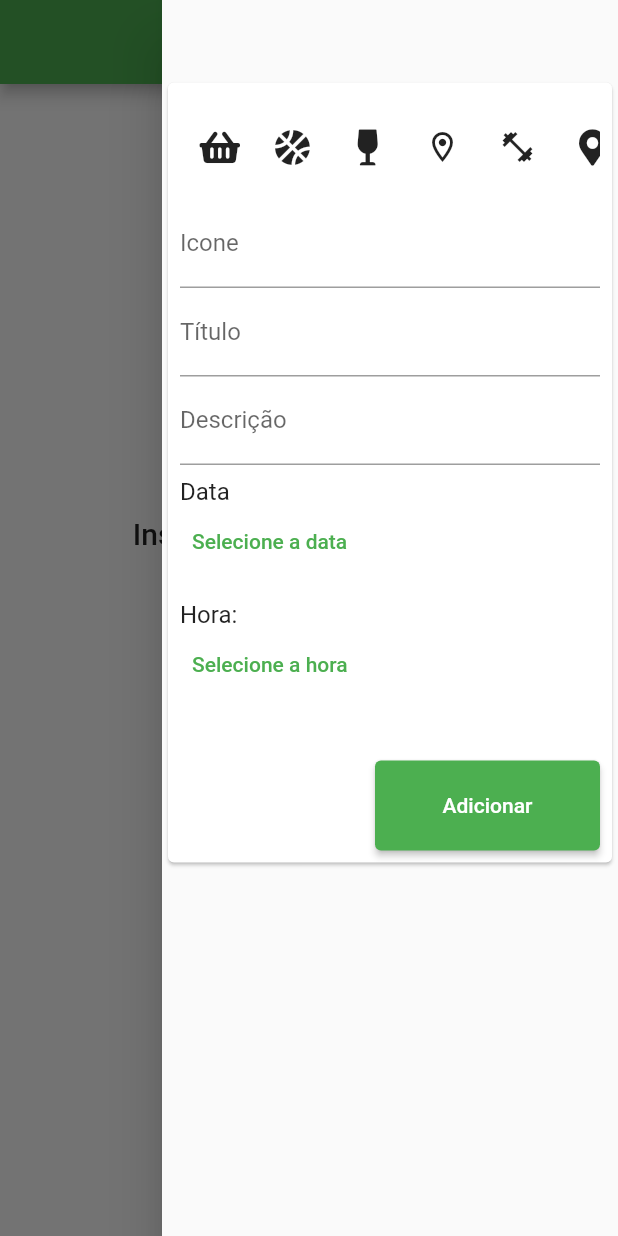
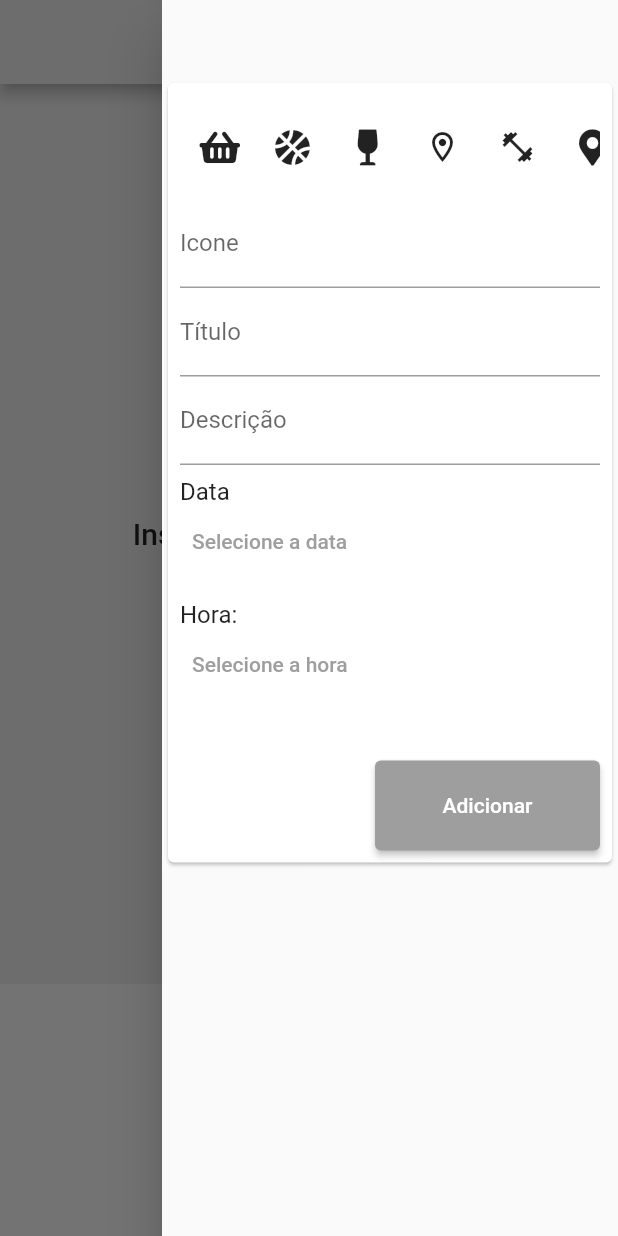
Before and after one commit to heloeng/Diario_De_Tarefas, a Flutter app: the screen it shows after launch, with the side drawer open, on a phone screen of 412 x 824 dp. Run offline on Flutter 3.47's test engine with Material 2 defaults, Android fonts, the phone set to English and light mode, and no system bars; our stand-ins replace font_awesome_flutter.

Commit message:
button style

```diff
--- a/lib/main.dart
+++ b/lib/main.dart
@@ -11,7 +11,7 @@ class ExpenseApp extends StatelessWidget {
   Widget build(BuildContext context) {
     return MaterialApp(
       debugShowCheckedModeBanner: false,
-      theme: ThemeData(primarySwatch: Colors.green),
+      theme: ThemeData(primarySwatch: Colors.grey),
       home: const MyHomePage(),
     );
   }
--- a/lib/src/ui/components/transaction_form_component.dart
+++ b/lib/src/ui/components/transaction_form_component.dart
@@ -65,107 +65,6 @@ class _TransactionFormComponent extends State<TransactionFormComponent> {
       _time = picker;
     });
   }
-
-//   @override
-//   Widget build(BuildContext context) {
-//     return Card(
-//       child: Padding(
-//         padding: const EdgeInsets.all(8.0),
-//         child: Column(
-//           children: [
-//             const IconsListWidget(),
-//             TextField(
-//               controller: _iconeController,
-//               onSubmitted: (_) => _submitForm(),
-//               decoration: const InputDecoration(
-//                 labelText: 'Icone',
-//               ),
-//             ),
-//             TextField(
-//               controller: _titleController,
-//               decoration: const InputDecoration(
-//                 labelText: 'Título',
-//               ),
-//             ),
-//             TextField(
-//               controller: _descricaoController,
-//               decoration: const InputDecoration(
-//                 labelText: 'Descrição',
-//               ),
-//             ),
-//             const SizedBox(
-//               height: 8,
-//             ),
-//             Column(
-//               crossAxisAlignment: CrossAxisAlignment.stretch,
-//               children: [
-//                 const Text(
-//                   "Data",
-//                   style: TextStyle(
-//                     fontSize: 16,
-//                   ),
-//                 ),
-//                 Row(
-//                   children: [
-//                     const Text("Selecione a data:"),
-//                     TextButton(
-//                       child: Text(
-//                         _selectedDate == null
-//                             ? "Nenhuma data selecionada"
-//                             : _selectedDate.toString(),
-//                       ),
-//                       onPressed: _showDatePicker,
-//                     ),
-//                   ],
-//                 ),
-//                 const SizedBox(
-//                   height: 15,
-//                 ),
-//                 const Text(
-//                   "Hora",
-//                   style: TextStyle(
-//                     fontSize: 16,
-//                   ),
-//                 ),
-//                 Row(
-//                   children: [
-//                     const Text("Selecione a hora:"),
-//                     TextButton(
-//                       child: const Text('hora aqui'),
-//                       onPressed: () {},
-//                     ),
-//                   ],
-//                 ),
-//               ],
-//             ),
-//             const SizedBox(
-//               height: 40,
-//             ),
-//             Row(
-//               mainAxisAlignment: MainAxisAlignment.end,
-//               children: [
-//                 ElevatedButton(
-//                   onPressed: _submitForm,
-//                   child: const Text('Adicionar'),
-//                   style: ButtonStyle(
-//                     minimumSize: MaterialStateProperty.all(const Size(150, 60)),
-//                     backgroundColor: MaterialStateProperty.resolveWith(
-//                       (states) {
-//                         if (states.contains(MaterialState.pressed)) {
-//                           return Colors.amber[900];
-//                         }
-//                       },
-//                     ),
-//                   ),
-//                 ),
-//               ],
-//             ),
-//           ],
-//         ),
-//       ),
-//     );
-//   }
-// }
 
   @override
   Widget build(BuildContext context) {
@@ -252,7 +151,7 @@ class _TransactionFormComponent extends State<TransactionFormComponent> {
               children: [
                 ElevatedButton(
                   onPressed: _submitForm,
-                  child: const Text('Adicionar'),
+                  child: const Text('Adicionar',style: TextStyle(color: Colors.white),),
                   style: ButtonStyle(
                     minimumSize: MaterialStateProperty.all(const Size(150, 60)),
                     backgroundColor: MaterialStateProperty.resolveWith(
--- a/lib/src/ui/pages/home_page.dart
+++ b/lib/src/ui/pages/home_page.dart
@@ -21,7 +21,9 @@ class _MyHomePageState extends State<MyHomePage> {
     return Scaffold(
       key: globalKey,
       appBar: AppBar(
-          centerTitle: true, title: const Text('Tarefas'), actions: const []),
+        backgroundColor: const Color(0xFFEEEEEE),
+          centerTitle: true,
+           title: const Text('Tarefas'), actions: const [] ),
       endDrawer: Drawer(
         child: Column(
           children: [
@@ -33,15 +35,19 @@ class _MyHomePageState extends State<MyHomePage> {
         ),
       ),
       body: SingleChildScrollView(
-        child: Column(
-          children: [
-            TransactionListComponent(_transactions),
-          ],
+        child: Container(color: const Color(0xFFEEEEEE),
+
+          child: Column(
+            children: [
+              TransactionListComponent(_transactions),
+            ],
+          ),
         ),
       ),
       floatingActionButton: FloatingActionButton(
-        child: const Icon(Icons.add),
-        onPressed: () => globalKey.currentState!.openEndDrawer(),
+
+        child: const Icon(Icons.add,color: Colors.white,),
+        onPressed: () => globalKey.currentState!.openEndDrawer(),backgroundColor: const Color(0xFF00E676),
       ),
       floatingActionButtonLocation: FloatingActionButtonLocation.centerFloat,
     );
--- a/lib/src/ui/widgets/icons_list_widget.dart
+++ b/lib/src/ui/widgets/icons_list_widget.dart
@@ -14,19 +14,19 @@ class IconsListWidget extends StatelessWidget {
       Icons.fitness_center_sharp,
       FontAwesomeIcons.mapMarkerAlt,
       FontAwesomeIcons.dumbbell,
-
-      Icons.alarm,
     ];
 
     return SizedBox(
       height: 70,
       width: MediaQuery.of(context).size.width,
       child: ListView.builder(
-          scrollDirection: Axis.horizontal,
-          itemCount: _iconsList.length,
-          itemBuilder: (_, index) => Padding(
-              padding: const EdgeInsets.symmetric(horizontal: 13),
-              child: Icon(_iconsList[index]))),
+        scrollDirection: Axis.horizontal,
+        itemCount: _iconsList.length,
+        itemBuilder: (_, index) => Padding(
+          padding: const EdgeInsets.symmetric(horizontal: 13),
+          child: Icon(_iconsList[index]),
+        ),
+      ),
     );
   }
 }
```
